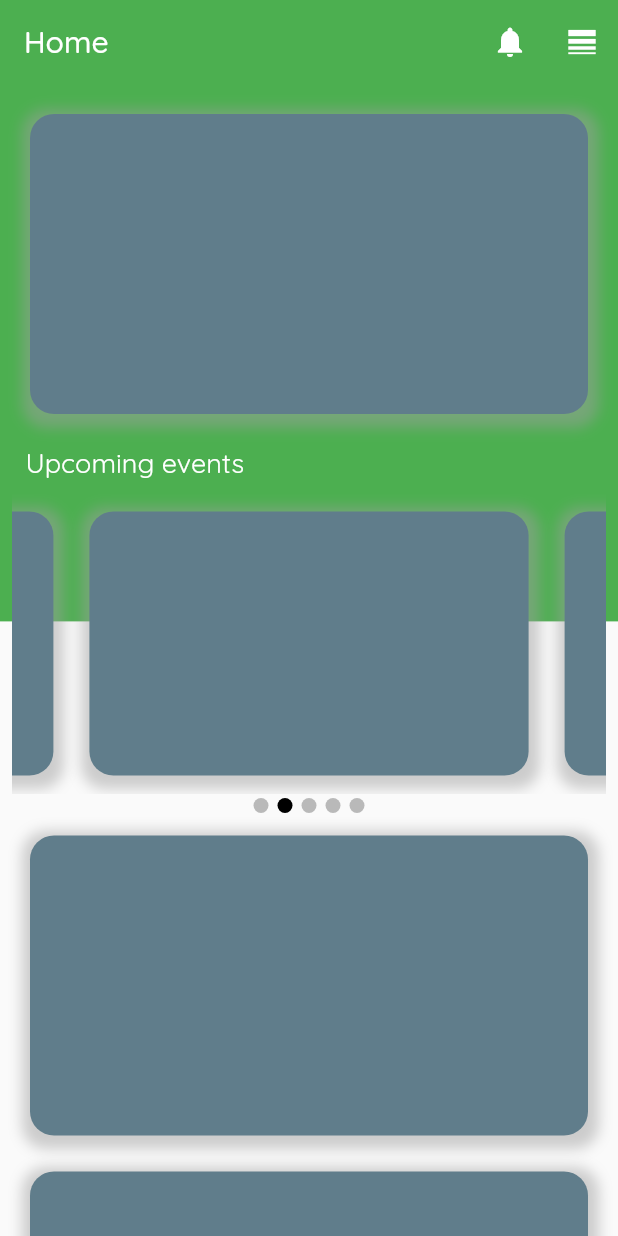
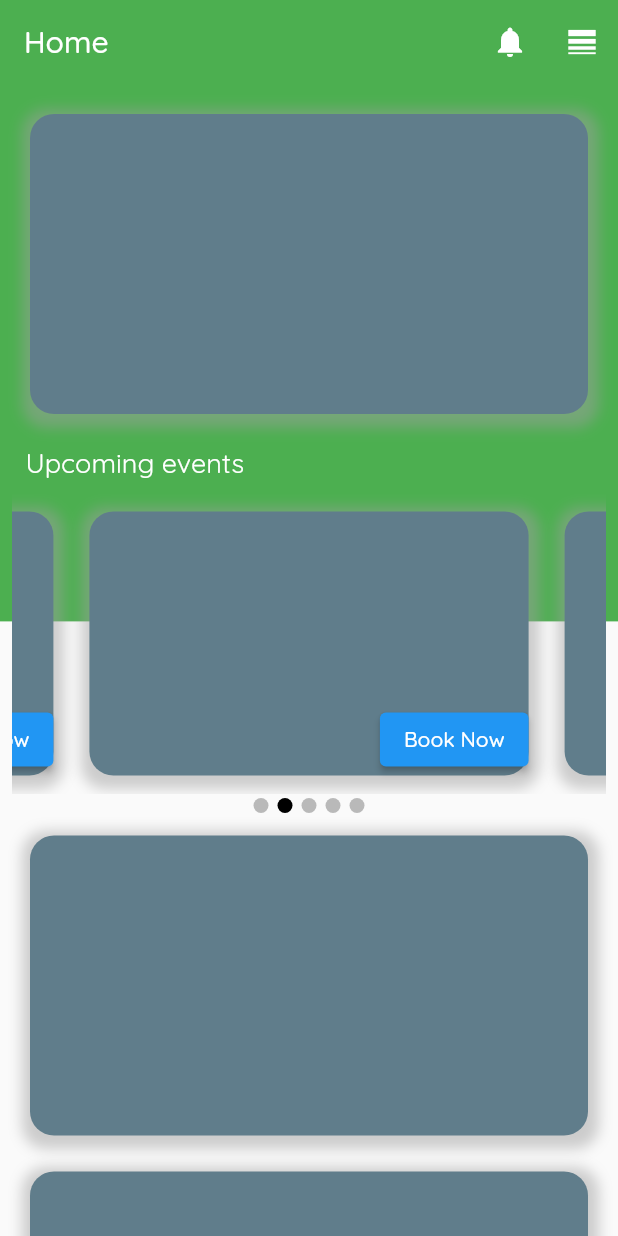
Before and after one commit to Mahi-Badaya/event, a Flutter app: the screen it shows after launch, on a phone screen of 412 x 824 dp. Run offline on Flutter 3.47's test engine with Material 2 defaults, Android fonts, the phone set to English and light mode, and no system bars.

Commit message:
added book now button

```diff
--- a/lib/Components/carousel_slider.dart
+++ b/lib/Components/carousel_slider.dart
@@ -37,11 +37,17 @@ class _CarouselState extends State<Carousel> {
               });
             },
             itemBuilder: (context, index) {
-              return GestureDetector(
-                  onTap: () {
-                    Navigator.push(context, MaterialPageRoute(builder: (context) => const EventDetails()));
-                  },
-                child: RectangularContainer(),
+              return RectangularContainer(
+                cardChild: Stack(
+                  alignment: Alignment.bottomRight,
+                  children: [
+                    ElevatedButton(onPressed: (){
+                      Navigator.push(context, MaterialPageRoute(builder: (context) => const EventDetails()));
+                    },
+                      child:Text('Book Now'),
+                    ),
+                  ],
+                ),
               );
             },
           ),
--- a/lib/Components/rectangular_container.dart
+++ b/lib/Components/rectangular_container.dart
@@ -1,13 +1,13 @@
 import 'package:flutter/material.dart';
 
 class RectangularContainer extends StatelessWidget {
-  const RectangularContainer({
-    Key? key,
-  }) : super(key: key);
+  const RectangularContainer({Key? key,   this.cardChild,}) : super(key: key);
+  final Widget ?cardChild;
 
   @override
   Widget build(BuildContext context) {
     return Container(
+      child: cardChild,
       margin: EdgeInsets.all(12.0),
       height: 200,
       width: MediaQuery.of(context).size.width,
--- a/lib/Screens/home_screen.dart
+++ b/lib/Screens/home_screen.dart
@@ -53,7 +53,7 @@ class _HomeScreenState extends State<HomeScreen> {
                     RectangularContainer(),
                     Padding(
                       padding: EdgeInsets.all(9.0),
-                      child: Text('Upcoming events', style: TextStyle(fontSize: 18,color: Colors.white,),),
+                      child: Text('Upcoming events', style: TextStyle(fontSize: 18,color: Colors.white),),
                     ),
                     Carousel(),
                     RectangularContainer(),
```
